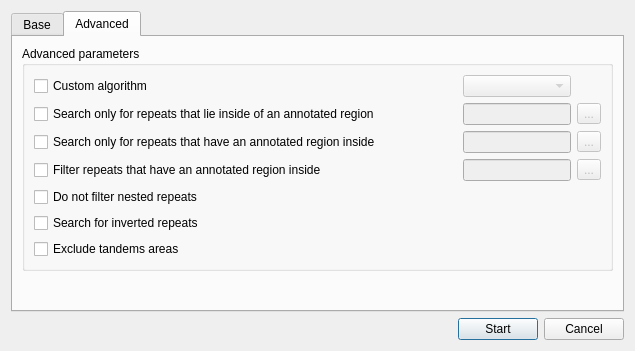
The window that src/plugins/repeat_finder/src/ui/FindRepeatsDialog.ui (dualword/ugene-qt4) describes before a commit, drawn with Qt 5.
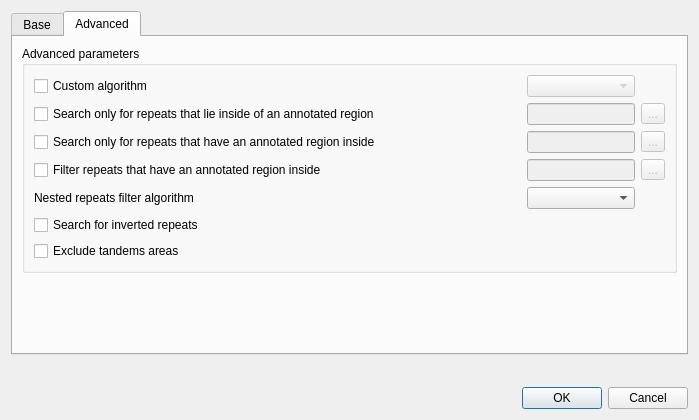
The same window after the commit. The open tabs and pages were chosen to show the change. Icons and pictures are not drawn.

What changed in the file:
```diff
--- a/src/plugins/repeat_finder/src/ui/FindRepeatsDialog.ui
+++ b/src/plugins/repeat_finder/src/ui/FindRepeatsDialog.ui
@@ -9,12 +9,12 @@
    <rect>
     <x>0</x>
     <y>0</y>
-    <width>635</width>
-    <height>351</height>
+    <width>699</width>
+    <height>420</height>
    </rect>
   </property>
   <property name="windowTitle">
-   <string>Find repeats</string>
+   <string>Find Repeats</string>
   </property>
   <property name="windowIcon">
    <iconset>
@@ -45,8 +45,11 @@
               <height>0</height>
              </size>
             </property>
+            <property name="toolTip">
+             <string>Number of bases in a sliding window that is moved along the sequence</string>
+            </property>
             <property name="text">
-             <string>Minimum repeat length</string>
+             <string>Window size</string>
             </property>
            </widget>
           </item>
@@ -118,8 +121,11 @@
           </item>
           <item row="1" column="0">
            <widget class="QLabel" name="label_3">
+            <property name="toolTip">
+             <string>How similar the two windows of the sequence</string>
+            </property>
             <property name="text">
-             <string>Repeats  identity</string>
+             <string>Minimum indentity per window</string>
             </property>
            </widget>
           </item>
@@ -337,19 +343,6 @@
          </property>
         </widget>
        </item>
-       <item>
-        <spacer name="verticalSpacer">
-         <property name="orientation">
-          <enum>Qt::Vertical</enum>
-         </property>
-         <property name="sizeHint" stdset="0">
-          <size>
-           <width>20</width>
-           <height>37</height>
-          </size>
-         </property>
-        </spacer>
-       </item>
       </layout>
      </widget>
      <widget class="QWidget" name="tab_2">
@@ -363,14 +356,14 @@
           <string>Advanced parameters</string>
          </property>
          <layout class="QGridLayout" name="gridLayout_2">
-          <item row="0" column="0">
+          <item row="0" column="1">
            <widget class="QCheckBox" name="algoCheck">
             <property name="text">
              <string>Custom algorithm</string>
             </property>
            </widget>
           </item>
-          <item row="0" column="1">
+          <item row="0" column="2">
            <spacer name="horizontalSpacer_10">
             <property name="orientation">
              <enum>Qt::Horizontal</enum>
@@ -383,21 +376,21 @@
             </property>
            </spacer>
           </item>
-          <item row="0" column="2">
+          <item row="0" column="3">
            <widget class="QComboBox" name="algoCombo">
             <property name="enabled">
              <bool>false</bool>
             </property>
            </widget>
           </item>
-          <item row="1" column="0">
+          <item row="1" column="1">
            <widget class="QCheckBox" name="annotationFitCheck">
             <property name="text">
              <string>Search only for repeats that lie inside of an annotated region</string>
             </property>
            </widget>
           </item>
-          <item row="1" column="1">
+          <item row="1" column="2">
            <spacer name="horizontalSpacer_6">
             <property name="orientation">
              <enum>Qt::Horizontal</enum>
@@ -410,7 +403,7 @@
             </property>
            </spacer>
           </item>
-          <item row="1" column="2">
+          <item row="1" column="3">
            <widget class="QLineEdit" name="annotationFitEdit">
             <property name="enabled">
              <bool>false</bool>
@@ -429,7 +422,7 @@
             </property>
            </widget>
           </item>
-          <item row="1" column="3">
+          <item row="1" column="4">
            <widget class="QToolButton" name="annotationFitButton">
             <property name="enabled">
              <bool>false</bool>
@@ -439,46 +432,46 @@
             </property>
            </widget>
           </item>
-          <item row="2" column="0">
+          <item row="2" column="1">
            <widget class="QCheckBox" name="annotationAroundKeepCheck">
             <property name="text">
              <string>Search only for repeats that have an annotated region inside</string>
             </property>
            </widget>
           </item>
-          <item row="2" column="1">
-           <spacer name="horizontalSpacer_12">
-            <property name="orientation">
-             <enum>Qt::Horizontal</enum>
-            </property>
-            <property name="sizeHint" stdset="0">
-             <size>
-              <width>71</width>
-              <height>13</height>
-             </size>
-            </property>
-           </spacer>
-          </item>
           <item row="2" column="2">
-           <widget class="QLineEdit" name="annotationAroundKeepEdit">
-            <property name="enabled">
-             <bool>false</bool>
+           <spacer name="horizontalSpacer_12">
+            <property name="orientation">
+             <enum>Qt::Horizontal</enum>
             </property>
-            <property name="sizePolicy">
-             <sizepolicy hsizetype="Minimum" vsizetype="Fixed">
-              <horstretch>0</horstretch>
-              <verstretch>0</verstretch>
-             </sizepolicy>
-            </property>
-            <property name="minimumSize">
+            <property name="sizeHint" stdset="0">
              <size>
-              <width>0</width>
-              <height>0</height>
+              <width>71</width>
+              <height>13</height>
              </size>
             </property>
-           </widget>
+           </spacer>
           </item>
           <item row="2" column="3">
+           <widget class="QLineEdit" name="annotationAroundKeepEdit">
+            <property name="enabled">
+             <bool>false</bool>
+            </property>
+            <property name="sizePolicy">
+             <sizepolicy hsizetype="Minimum" vsizetype="Fixed">
+              <horstretch>0</horstretch>
+              <verstretch>0</verstretch>
+             </sizepolicy>
+            </property>
+            <property name="minimumSize">
+             <size>
+              <width>0</width>
+              <height>0</height>
+             </size>
+            </property>
+           </widget>
+          </item>
+          <item row="2" column="4">
            <widget class="QToolButton" name="annotationAroundKeepButton">
             <property name="enabled">
              <bool>false</bool>
@@ -488,46 +481,46 @@
             </property>
            </widget>
           </item>
-          <item row="3" column="0">
+          <item row="3" column="1">
            <widget class="QCheckBox" name="annotationAroundFilterCheck">
             <property name="text">
              <string>Filter repeats that have an annotated region inside</string>
             </property>
            </widget>
           </item>
-          <item row="3" column="1">
-           <spacer name="horizontalSpacer_13">
-            <property name="orientation">
-             <enum>Qt::Horizontal</enum>
-            </property>
-            <property name="sizeHint" stdset="0">
-             <size>
-              <width>71</width>
-              <height>13</height>
-             </size>
-            </property>
-           </spacer>
-          </item>
           <item row="3" column="2">
-           <widget class="QLineEdit" name="annotationAroundFilterEdit">
-            <property name="enabled">
-             <bool>false</bool>
+           <spacer name="horizontalSpacer_13">
+            <property name="orientation">
+             <enum>Qt::Horizontal</enum>
             </property>
-            <property name="sizePolicy">
-             <sizepolicy hsizetype="Minimum" vsizetype="Fixed">
-              <horstretch>0</horstretch>
-              <verstretch>0</verstretch>
-             </sizepolicy>
-            </property>
-            <property name="minimumSize">
+            <property name="sizeHint" stdset="0">
              <size>
-              <width>0</width>
-              <height>0</height>
+              <width>71</width>
+              <height>13</height>
              </size>
             </property>
-           </widget>
+           </spacer>
           </item>
           <item row="3" column="3">
+           <widget class="QLineEdit" name="annotationAroundFilterEdit">
+            <property name="enabled">
+             <bool>false</bool>
+            </property>
+            <property name="sizePolicy">
+             <sizepolicy hsizetype="Minimum" vsizetype="Fixed">
+              <horstretch>0</horstretch>
+              <verstretch>0</verstretch>
+             </sizepolicy>
+            </property>
+            <property name="minimumSize">
+             <size>
+              <width>0</width>
+              <height>0</height>
+             </size>
+            </property>
+           </widget>
+          </item>
+          <item row="3" column="4">
            <widget class="QToolButton" name="annotationAroundFilterButton">
             <property name="enabled">
              <bool>false</bool>
@@ -537,34 +530,14 @@
             </property>
            </widget>
           </item>
-          <item row="4" column="0">
-           <widget class="QCheckBox" name="allowNestedCheck">
-            <property name="text">
-             <string>Do not filter nested repeats</string>
-            </property>
-           </widget>
-          </item>
-          <item row="4" column="1" colspan="3">
-           <spacer name="horizontalSpacer_11">
-            <property name="orientation">
-             <enum>Qt::Horizontal</enum>
-            </property>
-            <property name="sizeHint" stdset="0">
-             <size>
-              <width>247</width>
-              <height>12</height>
-             </size>
-            </property>
-           </spacer>
-          </item>
-          <item row="5" column="0">
+          <item row="7" column="1">
            <widget class="QCheckBox" name="invertCheck">
             <property name="text">
              <string>Search for inverted repeats</string>
             </property>
            </widget>
           </item>
-          <item row="5" column="1" colspan="3">
+          <item row="7" column="2" colspan="3">
            <spacer name="horizontalSpacer_7">
             <property name="orientation">
              <enum>Qt::Horizontal</enum>
@@ -577,14 +550,14 @@
             </property>
            </spacer>
           </item>
-          <item row="6" column="0">
+          <item row="8" column="1">
            <widget class="QCheckBox" name="excludeTandemsBox">
             <property name="text">
              <string>Exclude tandems areas</string>
             </property>
            </widget>
           </item>
-          <item row="6" column="1" colspan="3">
+          <item row="8" column="2" colspan="3">
            <spacer name="horizontalSpacer_4">
             <property name="orientation">
              <enum>Qt::Horizontal</enum>
@@ -597,6 +570,33 @@
             </property>
            </spacer>
           </item>
+          <item row="6" column="2">
+           <spacer name="horizontalSpacer_11">
+            <property name="orientation">
+             <enum>Qt::Horizontal</enum>
+            </property>
+            <property name="sizeHint" stdset="0">
+             <size>
+              <width>247</width>
+              <height>12</height>
+             </size>
+            </property>
+           </spacer>
+          </item>
+          <item row="6" column="3">
+           <widget class="QComboBox" name="filterAlgorithms">
+            <property name="enabled">
+             <bool>true</bool>
+            </property>
+           </widget>
+          </item>
+          <item row="6" column="1">
+           <widget class="QLabel" name="allowNestedLabel">
+            <property name="text">
+             <string>Nested repeats filter algorithm</string>
+            </property>
+           </widget>
+          </item>
          </layout>
         </widget>
        </item>
@@ -646,25 +646,15 @@
        </property>
       </spacer>
      </item>
-     <item>
-      <widget class="QPushButton" name="startButton">
-       <property name="text">
-        <string>Start</string>
-       </property>
-       <property name="default">
-        <bool>true</bool>
-       </property>
-      </widget>
-     </item>
-     <item>
-      <widget class="QPushButton" name="cancelButton">
-       <property name="text">
-        <string>Cancel</string>
-       </property>
-      </widget>
-     </item>
     </layout>
    </item>
+   <item>
+    <widget class="QDialogButtonBox" name="buttonBox">
+     <property name="standardButtons">
+      <set>QDialogButtonBox::Cancel|QDialogButtonBox::Ok</set>
+     </property>
+    </widget>
+   </item>
   </layout>
  </widget>
  <resources/>
```
Left out of the diff: 128 changed lines with no effect on the pictures.
